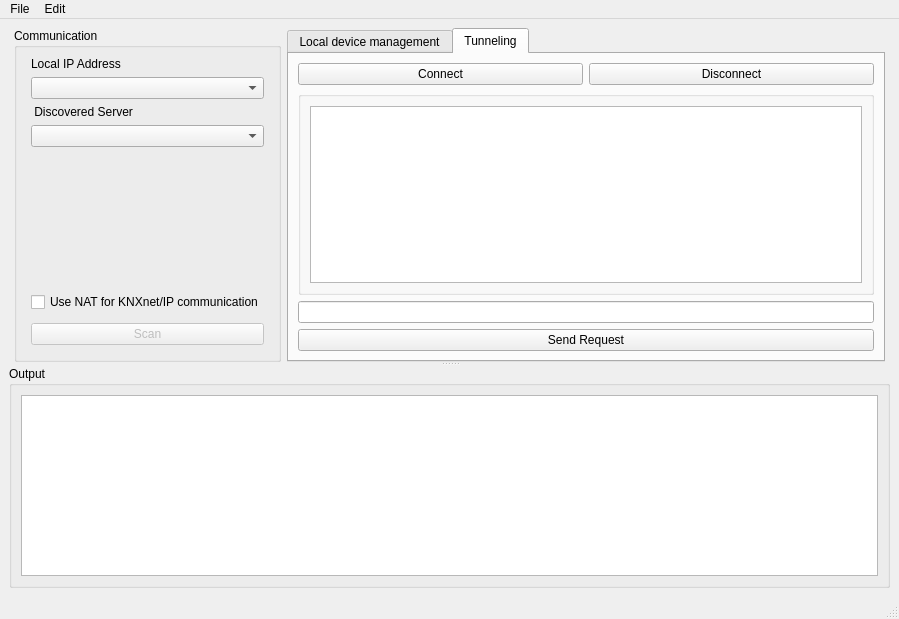
First picture: the form in examples/knx/knxeditor/mainwindow.ui, repository qt/qtknx, before the edit.
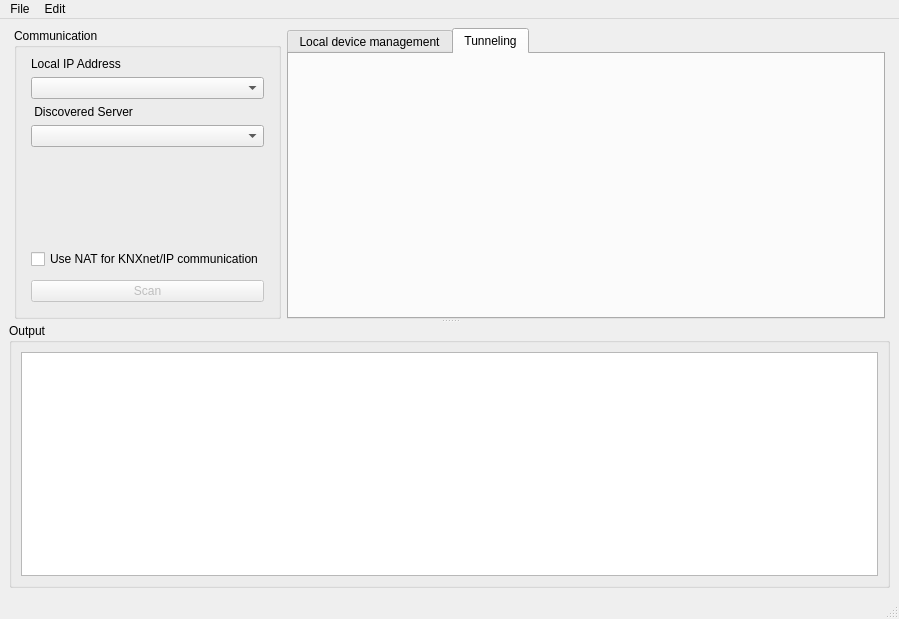
Second picture: the form after the edit. The open tabs and pages were chosen to show the change. Custom widgets are drawn as their Qt base class.

Commit message: Implement cEMI tunneling facilities

```diff
--- a/examples/knx/knxeditor/mainwindow.ui
+++ b/examples/knx/knxeditor/mainwindow.ui
@@ -168,54 +168,6 @@
            <attribute name="title">
             <string>Tunneling</string>
            </attribute>
-           <layout class="QVBoxLayout" name="verticalLayout_4">
-            <item>
-             <layout class="QHBoxLayout" name="horizontalLayout_6">
-              <item>
-               <widget class="QPushButton" name="connectRequestTunneling">
-                <property name="sizePolicy">
-                 <sizepolicy hsizetype="Minimum" vsizetype="Fixed">
-                  <horstretch>0</horstretch>
-                  <verstretch>0</verstretch>
-                 </sizepolicy>
-                </property>
-                <property name="text">
-                 <string>Connect</string>
-                </property>
-               </widget>
-              </item>
-              <item>
-               <widget class="QPushButton" name="disconnectRequestTunneling">
-                <property name="text">
-                 <string>Disconnect</string>
-                </property>
-               </widget>
-              </item>
-             </layout>
-            </item>
-            <item>
-             <widget class="QGroupBox" name="groupBox_2">
-              <property name="title">
-               <string/>
-              </property>
-              <layout class="QHBoxLayout" name="horizontalLayout_5">
-               <item>
-                <widget class="QTextEdit" name="textOuputTunneling"/>
-               </item>
-              </layout>
-             </widget>
-            </item>
-            <item>
-             <widget class="QLineEdit" name="tunnelingRequestLine"/>
-            </item>
-            <item>
-             <widget class="QPushButton" name="tunnelingSendRequest">
-              <property name="text">
-               <string>Send Request</string>
-              </property>
-             </widget>
-            </item>
-           </layout>
           </widget>
          </widget>
         </item>
@@ -331,6 +283,12 @@
    <header>localdevicemanagement.h</header>
    <container>1</container>
   </customwidget>
+  <customwidget>
+   <class>Tunneling</class>
+   <extends>QWidget</extends>
+   <header>tunneling.h</header>
+   <container>1</container>
+  </customwidget>
  </customwidgets>
  <resources/>
  <connections/>
```
Left out of the diff: 4 changed lines with no effect on the pictures. The commit also changes 9 other files.
